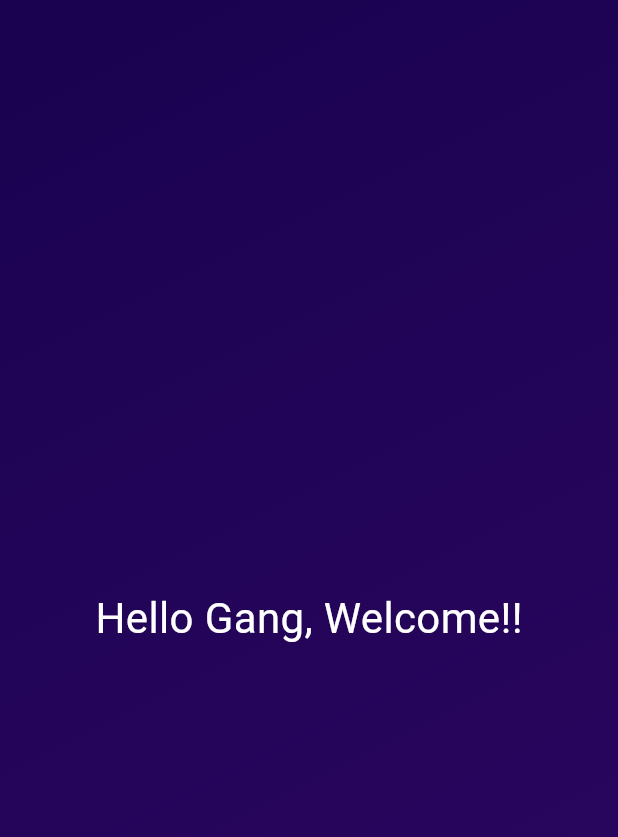
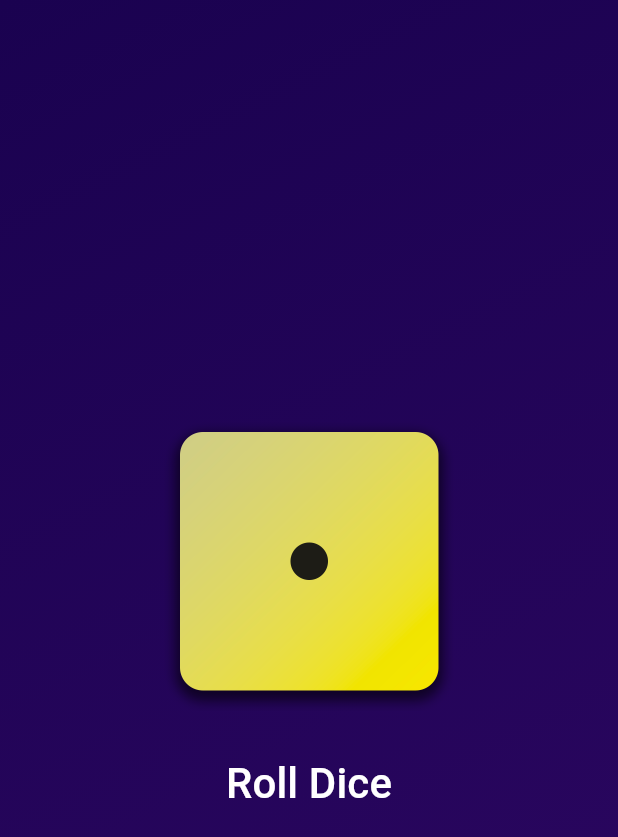
Before and after one commit to jibreelfahd/flutter-rolling-dice, a Flutter app: the screen it shows after launch, on a phone screen of 412 x 824 dp. Shown: the top 837 px of the screen. Run offline on Flutter 3.47's test engine with Material 3 defaults, Android fonts, the phone set to English and light mode, and no system bars.

Commit message:
add images and button to change dice

```diff
--- a/lib/gradient_container.dart
+++ b/lib/gradient_container.dart
@@ -1,11 +1,15 @@
 import 'package:flutter/material.dart';
 
-import 'package:flutter_apps/text_widget.dart';
-
 class GradientContianer extends StatelessWidget {
-  const GradientContianer(this.colors, {super.key});
+  GradientContianer(this.colors, {super.key});
 
   final List<Color> colors;
+  var activeDiceImage = 'assets/images/dice-1.png';
+
+  void rollDice() {
+    activeDiceImage = 'assets/images/dice-4.png';
+    print('Changing image');
+  }
 
   @override
   Widget build(context) {
@@ -17,9 +21,29 @@ class GradientContianer extends StatelessWidget {
           end: Alignment.bottomRight,
         ),
       ),
-      child: const Center(
-        child: TextWidget('Hello Gang, Welcome!!'),
-      ),
+      child: Center(
+          child: Column(
+        mainAxisSize: MainAxisSize.min,
+        children: [
+          Image.asset(
+            activeDiceImage,
+            width: 200,
+          ),
+          const SizedBox(
+            height: 20,
+          ),
+          TextButton(
+            onPressed: rollDice,
+            style: TextButton.styleFrom(
+              foregroundColor: Colors.white,
+            ),
+            child: const Text(
+              'Roll Dice',
+              style: TextStyle(fontSize: 28),
+            ),
+          ),
+        ],
+      )),
     );
   }
 }
--- a/lib/main.dart
+++ b/lib/main.dart
@@ -3,9 +3,9 @@ import 'package:flutter/material.dart';
 import 'package:flutter_apps/gradient_container.dart';
 
 void main() {
-  runApp(const MaterialApp(
+  runApp(MaterialApp(
     home: Scaffold(
-      body: GradientContianer([
+      body: GradientContianer(const [
         Color.fromARGB(255, 26, 2, 80),
         Color.fromARGB(255, 45, 7, 98),
       ]),
```
Also changed, not shown: pubspec.yaml (+7 -3 lines), assets/images/dice-1.png (added), assets/images/dice-2.png (added), assets/images/dice-3.png (added), assets/images/dice-4.png (added), assets/images/dice-5.png (added), assets/images/dice-6.png (added).
